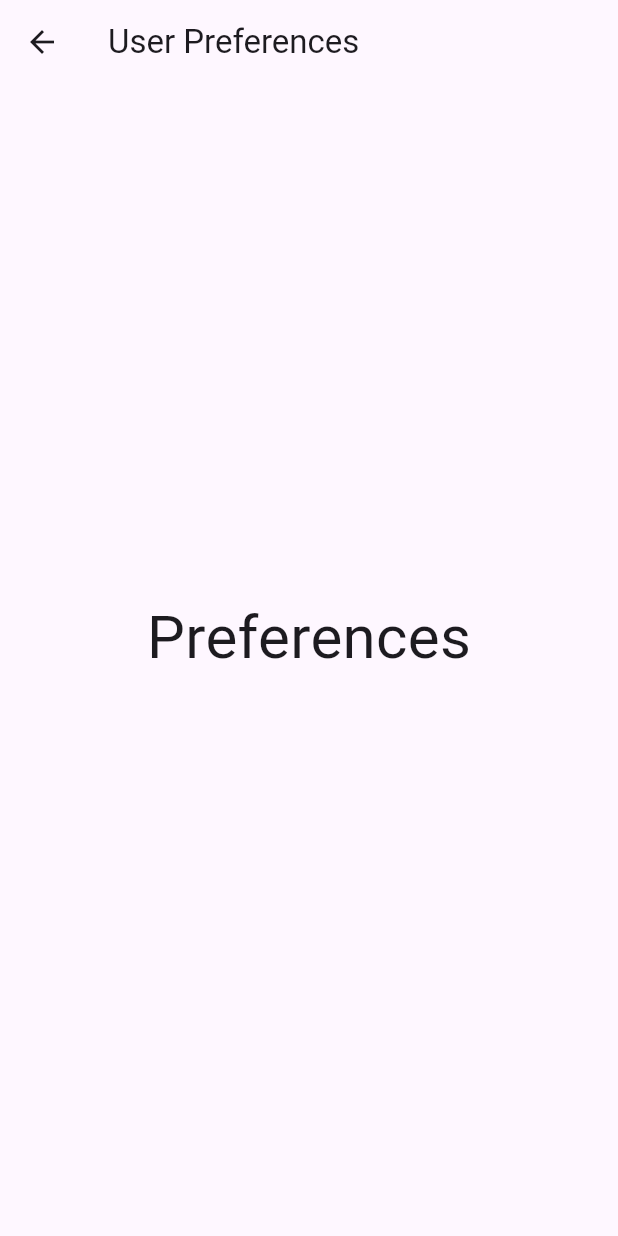
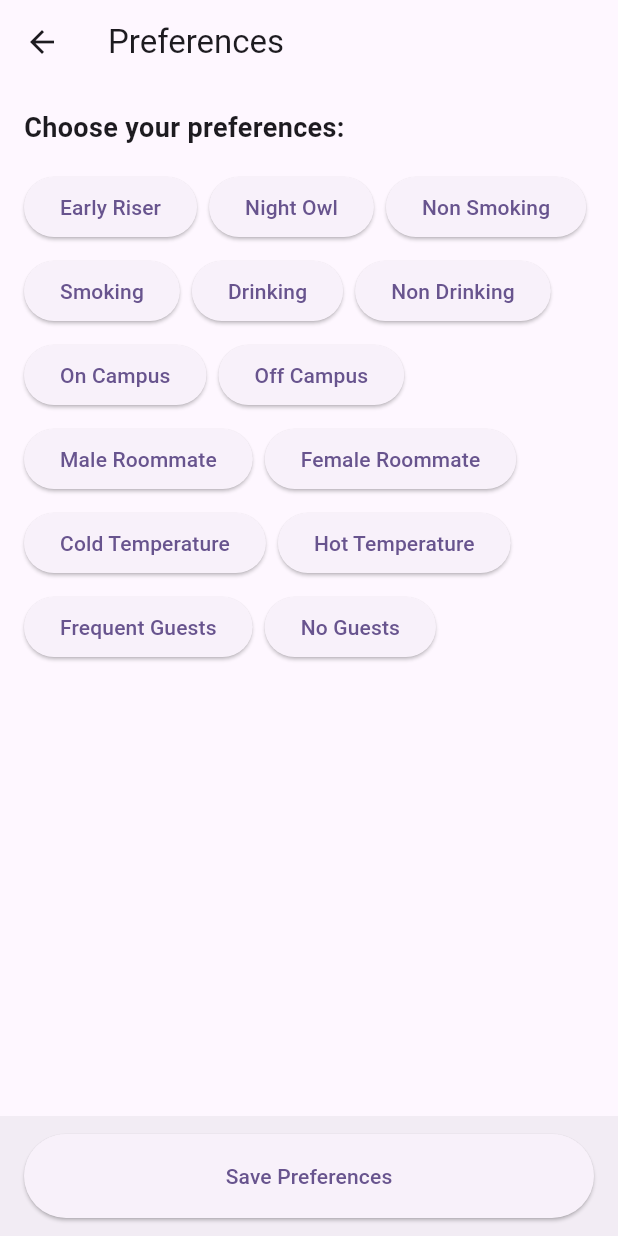
Before and after one commit to anirudhi89/roommatch, a Flutter app: the NavBarExpanded widget shown alone on an empty page, opened directly, item 2 of the bottom bar chosen, on a phone screen of 412 x 824 dp. Run offline on Flutter 3.47's test engine with Material 3 defaults, Android fonts, the phone set to English and light mode, and no system bars; our stand-ins replace carousel_slider, flutter_card_swiper; accounts and stored records are empty.

Commit message:
update edit preferences

```diff
--- /dev/null
+++ b/lib/Views/EditUserPreferences.dart
@@ -0,0 +1,107 @@
+import 'package:flutter/material.dart';
+import 'package:roommatch/Models/MainUserModel.dart';
+import 'package:roommatch/ViewModels/MainUserViewModel.dart';
+import 'package:roommatch/Views/UploadPictures.dart';
+
+class EditUserPreferences extends StatefulWidget {
+  @override
+  _EditUserPreferencesState createState() => _EditUserPreferencesState();
+}
+
+class _EditUserPreferencesState extends State<EditUserPreferences> {
+  List<String> selectedPreferences = [];
+
+  void togglePreference(String preference) {
+    setState(() {
+      if (selectedPreferences.contains(preference)) {
+        selectedPreferences.remove(preference);
+      } else {
+        selectedPreferences.add(preference);
+      }
+    });
+  }
+
+  @override
+  Widget build(BuildContext context) {
+    return Scaffold(
+      appBar: AppBar(
+        title: Text('Preferences'),
+      ),
+      body: Padding(
+        padding: const EdgeInsets.all(16.0),
+        child: Column(
+          crossAxisAlignment: CrossAxisAlignment.start,
+          children: [
+            Text(
+              'Choose your preferences:',
+              style: TextStyle(
+                fontSize: 18,
+                fontWeight: FontWeight.bold,
+              ),
+            ),
+            const SizedBox(height: 16),
+            Expanded(
+              child: Wrap(
+                spacing: 8.0, // Adjust the spacing as needed
+                runSpacing: 8.0, // Adjust the run spacing as needed
+                children: [
+                  buildPreferenceButton('Early Riser'),
+                  buildPreferenceButton('Night Owl'),
+                  buildPreferenceButton('Non Smoking'),
+                  buildPreferenceButton('Smoking'),
+                  buildPreferenceButton('Drinking'),
+                  buildPreferenceButton('Non Drinking'),
+                  buildPreferenceButton('On Campus'),
+                  buildPreferenceButton('Off Campus'),
+                  buildPreferenceButton('Male Roommate'),
+                  buildPreferenceButton('Female Roommate'),
+                  buildPreferenceButton('Cold Temperature'),
+                  buildPreferenceButton('Hot Temperature'),
+                  buildPreferenceButton('Frequent Guests'),
+                  buildPreferenceButton('No Guests'),
+                ],
+              ),
+            ),
+          ],
+        ),
+      ),
+      bottomNavigationBar: BottomAppBar(
+        child: ElevatedButton(
+          onPressed: () {
+            // Save selected preferences to the user model
+            final mainuser = MainUserViewModel().getUser();
+            mainuser.setPreferences(selectedPreferences);
+            List<String> savedPreferences = mainuser.getPreferences() ?? [];
+            print("Saved Preferences: $savedPreferences");
+            // Navigate to upload pics page
+            Navigator.of(context).push(
+              MaterialPageRoute(
+                builder: (context) => UploadPictures(),
+              ),
+            );
+          },
+          child: Text('Save Preferences'),
+        ),
+      ),
+    );
+  }
+
+  Widget buildPreferenceButton(String preference) {
+    MainUserViewModel mainUserVM = MainUserViewModel();
+    List<String> currpref = mainUserVM.getUser().getPreferences();
+
+    return Container(
+      child: ElevatedButton(
+        onPressed: () {
+          togglePreference(preference);
+        },
+        style: ButtonStyle(
+          backgroundColor: currpref.contains(preference)
+              ? MaterialStateProperty.all<Color>(Colors.blue)
+              : null,
+        ),
+        child: Text(preference),
+      ),
+    );
+  }
+}
--- a/lib/Widgets/navBar.dart
+++ b/lib/Widgets/navBar.dart
@@ -1,4 +1,5 @@
 import 'package:flutter/material.dart';
+import 'package:roommatch/Views/EditUserPreferences.dart';
 import 'package:roommatch/Views/myChats.dart';
 import 'package:roommatch/Views/myProfile.dart';
 import 'package:roommatch/Views/swipeOnPpl.dart';
@@ -99,7 +100,7 @@ class _NavBarExpandedState extends State<NavBarExpanded> {
           } else if (currentPageIndex == 1) {
             Navigator.push(
               context,
-              MaterialPageRoute(builder: (context) => UserPreferences()),
+              MaterialPageRoute(builder: (context) => EditUserPreferences()),
             );
           } else if (currentPageIndex == 2) {
             Navigator.push(
```
